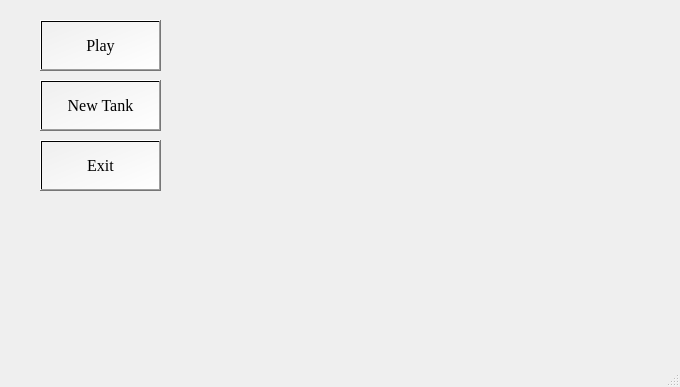
The window that mainwindow.ui (ehsankhani/TANKS_BATTLE) describes before a commit, drawn with Qt 5.
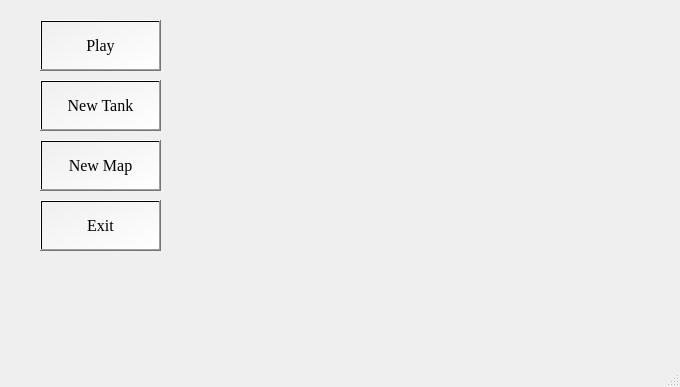
The same window after the commit. Icons and pictures are not drawn.

The edit to the form file:
```diff
--- a/mainwindow.ui
+++ b/mainwindow.ui
@@ -74,7 +74,7 @@
     <property name="geometry">
      <rect>
       <x>40</x>
-      <y>140</y>
+      <y>200</y>
       <width>121</width>
       <height>51</height>
      </rect>
@@ -108,6 +108,28 @@
      <string/>
     </property>
    </widget>
+   <widget class="QPushButton" name="BtnNewMap">
+    <property name="geometry">
+     <rect>
+      <x>40</x>
+      <y>140</y>
+      <width>121</width>
+      <height>51</height>
+     </rect>
+    </property>
+    <property name="font">
+     <font>
+      <family>Times New Roman</family>
+      <pointsize>12</pointsize>
+     </font>
+    </property>
+    <property name="styleSheet">
+     <string notr="true">background-color: qlineargradient(spread:pad, x1:0, y1:0, x2:1, y2:1, stop:0 rgba(0, 0, 0, 0), stop:1 rgba(255, 255, 255, 255));</string>
+    </property>
+    <property name="text">
+     <string>New Map</string>
+    </property>
+   </widget>
    <zorder>label</zorder>
    <zorder>BtnPlay</zorder>
    <zorder>BtnNewTank</zorder>
```
Left out of the diff: 3 changed lines with no effect on the pictures.
